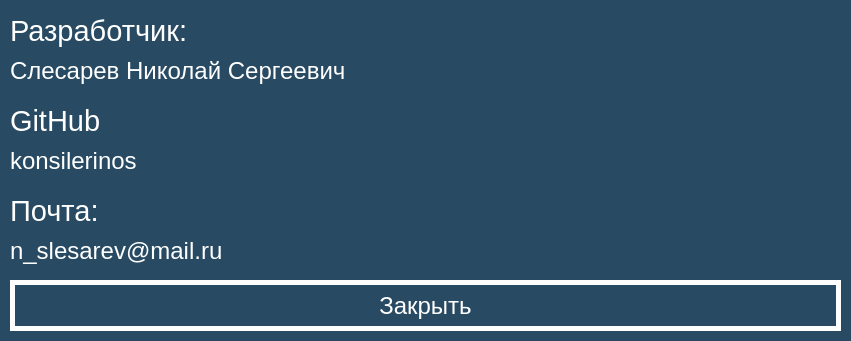
Old version of the form Forms/info.ui in the repository konsilerinos/Database-tool.
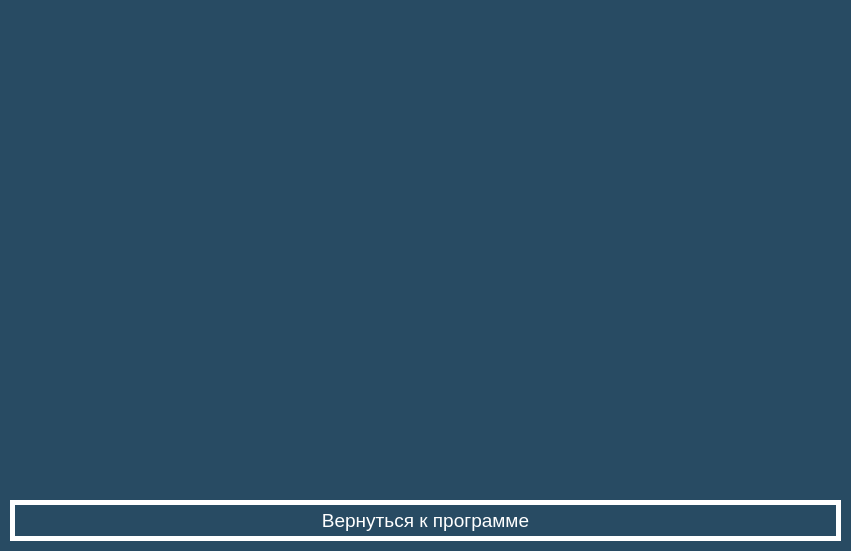
New version of the form. Icons and pictures are not drawn.

The edit to the form file:
```diff
--- a/Forms/info.ui
+++ b/Forms/info.ui
@@ -7,19 +7,19 @@
     <x>0</x>
     <y>0</y>
     <width>851</width>
-    <height>341</height>
+    <height>551</height>
    </rect>
   </property>
   <property name="minimumSize">
    <size>
     <width>851</width>
-    <height>341</height>
+    <height>521</height>
    </size>
   </property>
   <property name="maximumSize">
    <size>
     <width>851</width>
-    <height>341</height>
+    <height>551</height>
    </size>
   </property>
   <property name="windowTitle">
@@ -31,168 +31,18 @@
 	background-color: #284B63;
 }</string>
   </property>
-  <widget class="QLabel" name="text1">
-   <property name="geometry">
-    <rect>
-     <x>10</x>
-     <y>10</y>
-     <width>341</width>
-     <height>41</height>
-    </rect>
-   </property>
-   <property name="font">
-    <font>
-     <pointsize>22</pointsize>
-    </font>
-   </property>
-   <property name="styleSheet">
-    <string notr="true">QLabel#text1 {
-
-	background-color: #284B63;
-	color: #FFFFFF;
-}</string>
-   </property>
-   <property name="text">
-    <string>Разработчик:</string>
-   </property>
-  </widget>
-  <widget class="QLabel" name="text2">
-   <property name="geometry">
-    <rect>
-     <x>10</x>
-     <y>50</y>
-     <width>341</width>
-     <height>41</height>
-    </rect>
-   </property>
-   <property name="font">
-    <font>
-     <pointsize>18</pointsize>
-    </font>
-   </property>
-   <property name="styleSheet">
-    <string notr="true">QLabel#text2 {
-
-	background-color: #284B63;
-	color: #FFFFFF;
-}</string>
-   </property>
-   <property name="text">
-    <string>Слесарев Николай Сергеевич</string>
-   </property>
-  </widget>
-  <widget class="QLabel" name="text3">
-   <property name="geometry">
-    <rect>
-     <x>10</x>
-     <y>100</y>
-     <width>341</width>
-     <height>41</height>
-    </rect>
-   </property>
-   <property name="font">
-    <font>
-     <pointsize>22</pointsize>
-    </font>
-   </property>
-   <property name="styleSheet">
-    <string notr="true">QLabel#text3 {
-
-	background-color: #284B63;
-	color: #FFFFFF;
-}</string>
-   </property>
-   <property name="text">
-    <string>GitHub</string>
-   </property>
-  </widget>
-  <widget class="QLabel" name="text4">
-   <property name="geometry">
-    <rect>
-     <x>10</x>
-     <y>140</y>
-     <width>341</width>
-     <height>41</height>
-    </rect>
-   </property>
-   <property name="font">
-    <font>
-     <pointsize>18</pointsize>
-    </font>
-   </property>
-   <property name="styleSheet">
-    <string notr="true">QLabel#text4 {
-
-	background-color: #284B63;
-	color: #FFFFFF;
-}</string>
-   </property>
-   <property name="text">
-    <string>konsilerinos</string>
-   </property>
-  </widget>
-  <widget class="QLabel" name="text5">
-   <property name="geometry">
-    <rect>
-     <x>10</x>
-     <y>190</y>
-     <width>341</width>
-     <height>41</height>
-    </rect>
-   </property>
-   <property name="font">
-    <font>
-     <pointsize>22</pointsize>
-    </font>
-   </property>
-   <property name="styleSheet">
-    <string notr="true">QLabel#text5 {
-
-	background-color: #284B63;
-	color: #FFFFFF;
-}</string>
-   </property>
-   <property name="text">
-    <string>Почта:</string>
-   </property>
-  </widget>
-  <widget class="QLabel" name="text6">
-   <property name="geometry">
-    <rect>
-     <x>10</x>
-     <y>230</y>
-     <width>341</width>
-     <height>41</height>
-    </rect>
-   </property>
-   <property name="font">
-    <font>
-     <pointsize>18</pointsize>
-    </font>
-   </property>
-   <property name="styleSheet">
-    <string notr="true">QLabel#text6 {
-
-	background-color: #284B63;
-	color: #FFFFFF;
-}</string>
-   </property>
-   <property name="text">
-    <string>n_slesarev@mail.ru</string>
-   </property>
-  </widget>
   <widget class="QPushButton" name="exitButton">
    <property name="geometry">
     <rect>
      <x>10</x>
-     <y>280</y>
+     <y>500</y>
      <width>831</width>
-     <height>51</height>
+     <height>41</height>
     </rect>
    </property>
    <property name="font">
     <font>
-     <pointsize>18</pointsize>
+     <pointsize>14</pointsize>
     </font>
    </property>
    <property name="styleSheet">
@@ -217,23 +67,29 @@
 </string>
    </property>
    <property name="text">
-    <string>Закрыть</string>
+    <string>Вернуться к программе</string>
    </property>
   </widget>
-  <widget class="QLabel" name="Image">
+  <widget class="QTextEdit" name="textBlock">
    <property name="geometry">
     <rect>
-     <x>360</x>
+     <x>10</x>
      <y>10</y>
-     <width>481</width>
-     <height>261</height>
+     <width>831</width>
+     <height>481</height>
     </rect>
    </property>
+   <property name="font">
+    <font>
+     <pointsize>18</pointsize>
+    </font>
+   </property>
    <property name="styleSheet">
-    <string notr="true">QLabel#Image {
+    <string notr="true">QTextEdit#textBlock {
 
 	background-color: #284B63;
-	background-image: url(:/Images/Developer.png);
+	color: #FFFFFF;
+	border: 0px solid #FFFFFF;
 }</string>
    </property>
    <property name="text">
```
Left out of the diff: 5 changed lines with no effect on the pictures.
